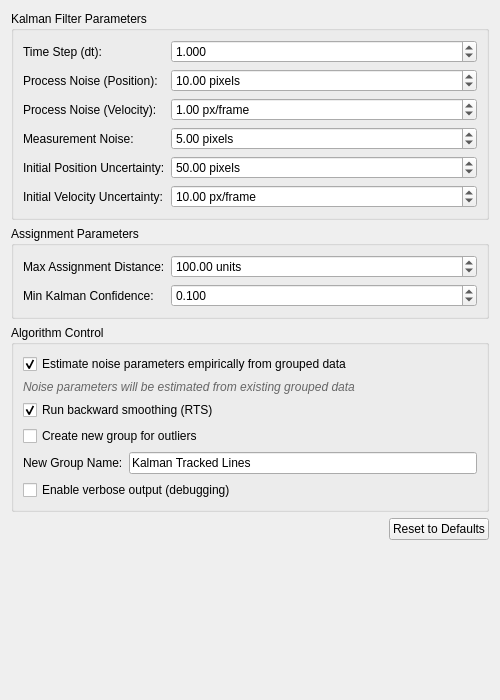
paulmthompson/WhiskerToolbox, file src/WhiskerToolbox/DataTransform_Widget/Lines/Line_Kalman_Grouping/LineKalmanGrouping_Widget.ui: the form before one commit.
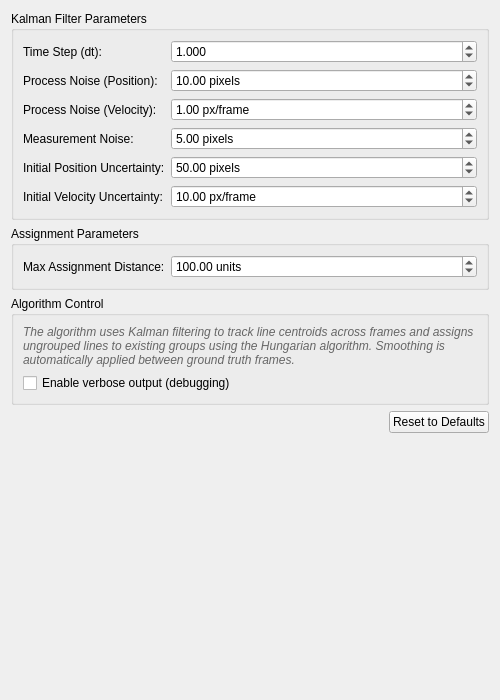
The form after the commit.

Commit message: progress callback works between data transform and kalman state estimation

```diff
--- a/src/WhiskerToolbox/DataTransform_Widget/Lines/Line_Kalman_Grouping/LineKalmanGrouping_Widget.ui
+++ b/src/WhiskerToolbox/DataTransform_Widget/Lines/Line_Kalman_Grouping/LineKalmanGrouping_Widget.ui
@@ -271,38 +271,6 @@
         </property>
        </widget>
       </item>
-      <item row="1" column="0">
-       <widget class="QLabel" name="minKalmanConfidenceLabel">
-        <property name="text">
-         <string>Min Kalman Confidence:</string>
-        </property>
-        <property name="toolTip">
-         <string>Minimum confidence threshold for predictions</string>
-        </property>
-       </widget>
-      </item>
-      <item row="1" column="1">
-       <widget class="QDoubleSpinBox" name="minKalmanConfidenceSpinBox">
-        <property name="toolTip">
-         <string>Minimum confidence threshold for predictions</string>
-        </property>
-        <property name="decimals">
-         <number>3</number>
-        </property>
-        <property name="minimum">
-         <double>0.000000000000000</double>
-        </property>
-        <property name="maximum">
-         <double>1.000000000000000</double>
-        </property>
-        <property name="singleStep">
-         <double>0.010000000000000</double>
-        </property>
-        <property name="value">
-         <double>0.100000000000000</double>
-        </property>
-       </widget>
-      </item>
      </layout>
     </widget>
    </item>
@@ -313,22 +281,9 @@
      </property>
      <layout class="QVBoxLayout" name="algorithmVerticalLayout">
       <item>
-       <widget class="QCheckBox" name="estimateNoiseEmpiricallyCheckBox">
+       <widget class="QLabel" name="algorithmNoteLabel">
         <property name="text">
-         <string>Estimate noise parameters empirically from grouped data</string>
-        </property>
-        <property name="toolTip">
-         <string>Automatically estimate noise parameters from existing grouped data</string>
-        </property>
-        <property name="checked">
-         <bool>true</bool>
-        </property>
-       </widget>
-      </item>
-      <item>
-       <widget class="QLabel" name="noiseEstimationNoteLabel">
-        <property name="text">
-         <string>Noise parameters will be estimated from existing grouped data</string>
+         <string>The algorithm uses Kalman filtering to track line centroids across frames and assigns ungrouped lines to existing groups using the Hungarian algorithm. Smoothing is automatically applied between ground truth frames.</string>
         </property>
         <property name="styleSheet">
          <string>QLabel { color: #666; font-style: italic; }</string>
@@ -338,47 +293,6 @@
         </property>
        </widget>
       </item>
-      <item>
-       <widget class="QCheckBox" name="runBackwardSmoothingCheckBox">
-        <property name="text">
-         <string>Run backward smoothing (RTS)</string>
-        </property>
-        <property name="toolTip">
-         <string>Run Rauch-Tung-Striebel smoothing between anchor frames</string>
-        </property>
-        <property name="checked">
-         <bool>true</bool>
-        </property>
-       </widget>
-      </item>
-      <item>
-       <widget class="QCheckBox" name="createNewGroupCheckBox">
-        <property name="text">
-         <string>Create new group for outliers</string>
-        </property>
-        <property name="toolTip">
-         <string>Create a new group for lines that don't fit existing groups</string>
-        </property>
-       </widget>
-      </item>
-      <item>
-       <layout class="QHBoxLayout" name="newGroupNameLayout">
-        <item>
-         <widget class="QLabel" name="newGroupNameLabel">
-          <property name="text">
-           <string>New Group Name:</string>
-          </property>
-         </widget>
-        </item>
-        <item>
-         <widget class="QLineEdit" name="newGroupNameLineEdit">
-          <property name="text">
-           <string>Kalman Tracked Lines</string>
-          </property>
-         </widget>
-        </item>
-       </layout>
-      </item>
       <item>
        <widget class="QCheckBox" name="verboseOutputCheckBox">
         <property name="text">
```
The commit also changes 7 other files.
